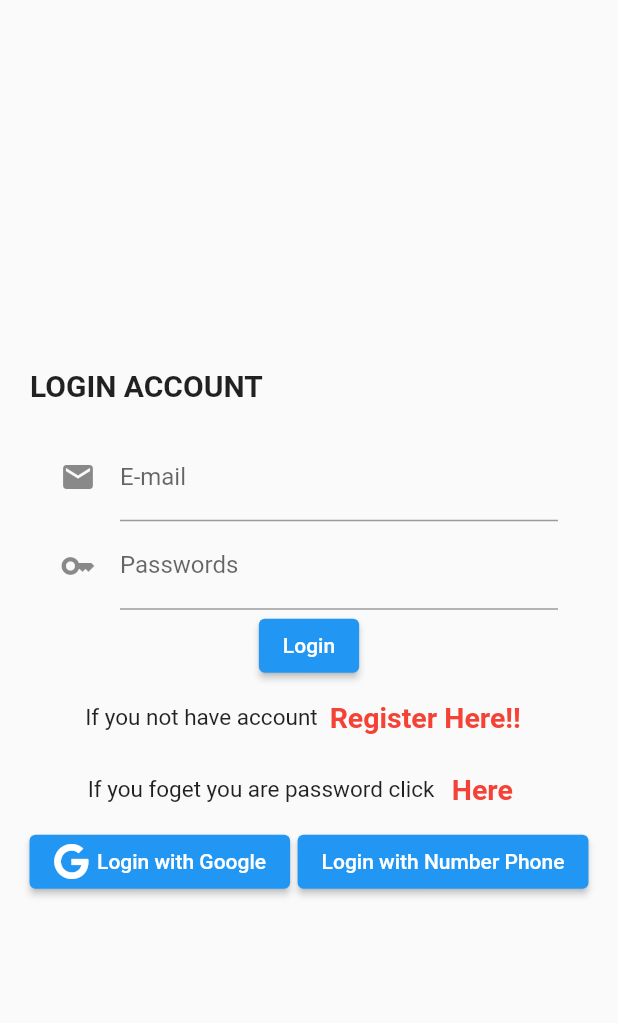
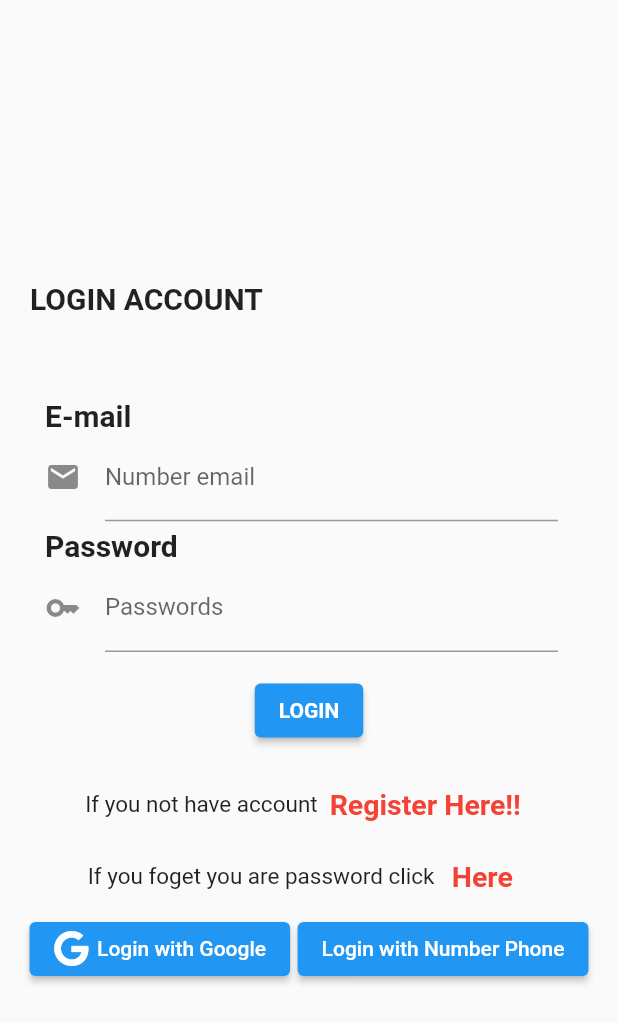
Before and after one commit to Thongek-wpm/flutter_application_login, a Flutter app: the screen it shows after launch, on a phone screen of 412 x 824 dp. Shown: the top 1023 px of the screen. Run offline on Flutter 3.47's test engine with Material 2 defaults, Android fonts, the phone set to English and light mode, and no system bars; our stand-ins replace firebase_auth, firebase_core, fluttertoast, font_awesome_flutter, form_field_validator; accounts and stored records are empty.

Commit message:
Update login_ui.dart

```diff
--- a/lib/screens/login_ui.dart
+++ b/lib/screens/login_ui.dart
@@ -1,9 +1,14 @@
 // ignore_for_file: prefer_const_constructors, duplicate_ignore, unused_import, prefer_typing_uninitialized_variables
+import 'package:firebase_auth/firebase_auth.dart';
+import 'package:firebase_core/firebase_core.dart';
 import 'package:flutter/material.dart';
+import 'package:flutter_application_foods/model/profile.dart';
 import 'package:flutter_application_foods/screens/forgot_ui.dart';
 import 'package:flutter_application_foods/screens/register_ui.dart';
+import 'package:fluttertoast/fluttertoast.dart';
 import 'package:font_awesome_flutter/font_awesome_flutter.dart';
 import 'package:flutter_application_foods/model/conroller.dart';
+import 'package:form_field_validator/form_field_validator.dart';
 
 class LoginUi extends StatefulWidget {
   const LoginUi({super.key});
@@ -13,10 +18,15 @@ class LoginUi extends StatefulWidget {
 }
 
 class _LoginUiState extends State<LoginUi> {
+  final formKey = GlobalKey<FormState>();
+  Profile profile = Profile(
+    email: '',
+    password: '',
+  );
+  final Future<FirebaseApp> firebase = Firebase.initializeApp();
+  @override
   @override
   Widget build(BuildContext context) {
-    var usernameCon;
-    var passwordCon;
     return Scaffold(
       body: Column(
         mainAxisAlignment: MainAxisAlignment.center,
@@ -33,29 +43,58 @@ class _LoginUiState extends State<LoginUi> {
               ),
             ),
           ),
+          const SizedBox(
+            height: 30,
+          ),
+          const Padding(
+            padding: EdgeInsets.only(top: 5, left: 30, right: 30),
+            child: Text(
+              'E-mail',
+              style: TextStyle(fontSize: 20, fontWeight: FontWeight.bold),
+            ),
+          ),
           Padding(
-            padding: const EdgeInsets.only(
-              left: 40,
-              right: 40,
-            ),
-            child: TextField(
-              controller: usernameCon,
-              decoration: InputDecoration(
+            padding: const EdgeInsets.only(top: 0.1, left: 30, right: 40),
+            child: TextFormField(
+              validator: MultiValidator(
+                [
+                  RequiredValidator(
+                    errorText: 'you enter your E-mail',
+                  ),
+                  EmailValidator(
+                    errorText: 'Your email format is invalid.',
+                  )
+                ],
+              ),
+              onSaved: (String? email) {
+                profile.email = email!;
+              },
+              keyboardType: TextInputType.emailAddress,
+              decoration: const InputDecoration(
                 icon: Icon(Icons.email),
-                labelText: 'E-mail',
-                hintText: 'Enter E-mail',
+                labelText: 'Number email',
+                hintText: 'Enter Number email',
               ),
             ),
           ),
+          const Padding(
+            padding: EdgeInsets.only(top: 5, left: 30, right: 30),
+            child: Text(
+              'Password',
+              style: TextStyle(fontSize: 20, fontWeight: FontWeight.bold),
+            ),
+          ),
           Padding(
-            padding: const EdgeInsets.only(
-              left: 40,
-              right: 40,
-            ),
-            child: TextField(
+            padding: const EdgeInsets.only(top: 0.1, left: 30, right: 40),
+            child: TextFormField(
+              validator: RequiredValidator(
+                errorText: 'you enter password',
+              ),
+              onSaved: (String? password) {
+                profile.password = password!;
+              },
               obscureText: true,
-              controller: passwordCon,
-              decoration: InputDecoration(
+              decoration: const InputDecoration(
                 icon: Icon(Icons.key),
                 labelText: 'Passwords',
                 hintText: 'Enter Passwords',
@@ -66,9 +105,29 @@ class _LoginUiState extends State<LoginUi> {
             crossAxisAlignment: CrossAxisAlignment.center,
             mainAxisAlignment: MainAxisAlignment.center,
             children: [
-              ElevatedButton(
-                onPressed: () {},
-                child: Text("Login"),
+              Padding(
+                padding: const EdgeInsets.all(15),
+                child: ElevatedButton(
+                  onPressed: () async {
+                    if (formKey.currentState!.validate()) {
+                      formKey.currentState!.save();
+                      try {} on FirebaseAuthException catch (e) {
+                        Fluttertoast.showToast(
+                          msg: e.message!,
+                          gravity: ToastGravity.CENTER,
+                        );
+                      }
+                    }
+                    // ignore: empty_statements
+                    ;
+                  },
+                  child: const Text(
+                    'LOGIN',
+                    style: TextStyle(
+                      fontWeight: FontWeight.bold,
+                    ),
+                  ),
+                ),
               ),
             ],
           ),
--- a/lib/screens/register_ui.dart
+++ b/lib/screens/register_ui.dart
@@ -179,7 +179,7 @@ class _RegisterUiState extends State<RegisterUi> {
                           ),
                         ),
                       ),
-                    )
+                    ),
                   ],
                 ),
               ],
```
